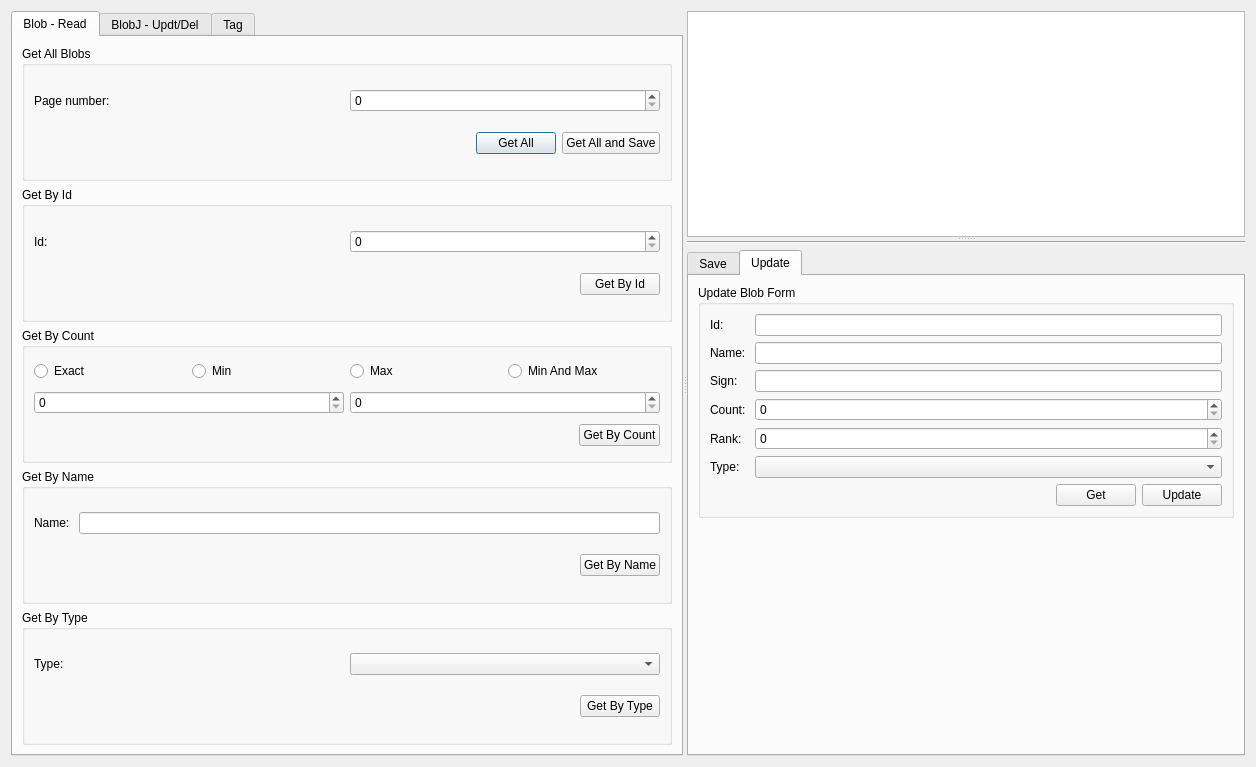
Old version of the form dialog.ui in the repository AyNeumann/DraftQtProject.
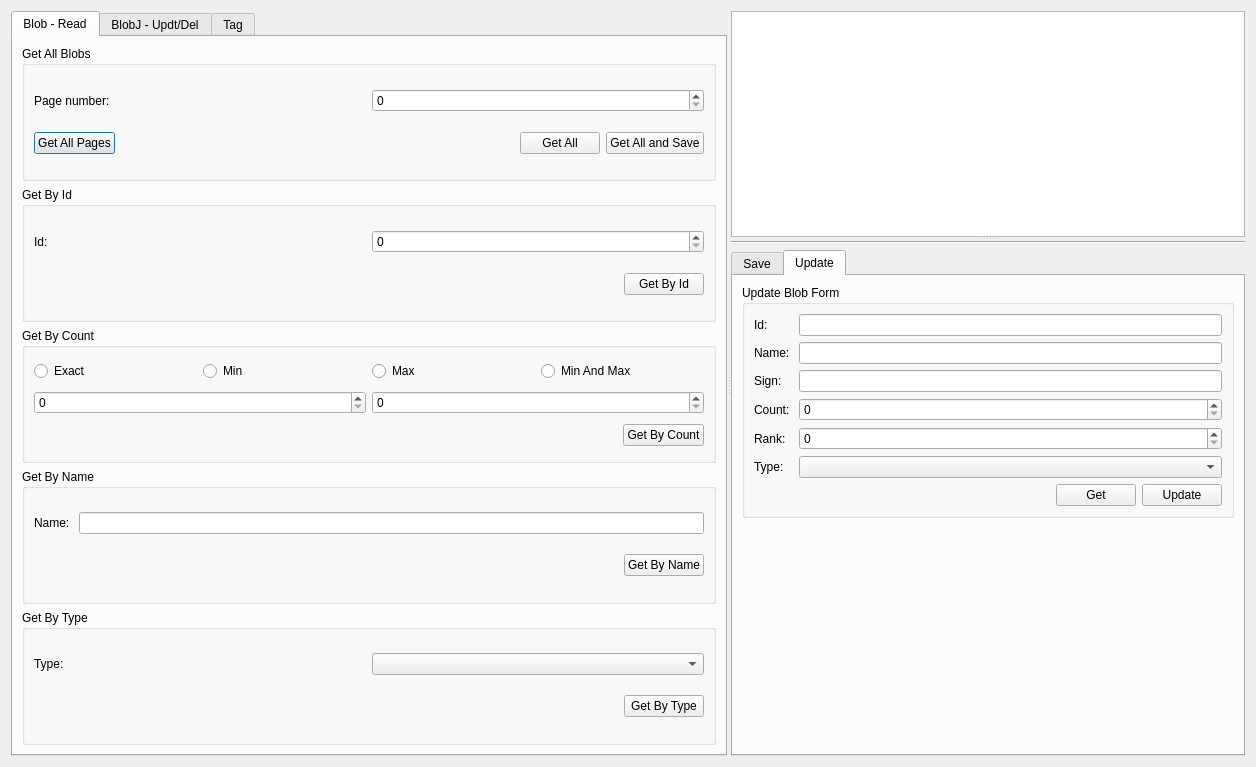
New version of the form.

Commit message: BEGIN RETRIEVE ALL BLOB PAGES

Diff of the .ui file:
```diff
--- a/dialog.ui
+++ b/dialog.ui
@@ -62,6 +62,13 @@
            </item>
            <item>
             <layout class="QHBoxLayout" name="horizontalLayout_4">
+             <item>
+              <widget class="QPushButton" name="pB_GetAllPages">
+               <property name="text">
+                <string>Get All Pages</string>
+               </property>
+              </widget>
+             </item>
              <item>
               <spacer name="horizontalSpacer_5">
                <property name="orientation">
```
The commit also changes 3 other files.
